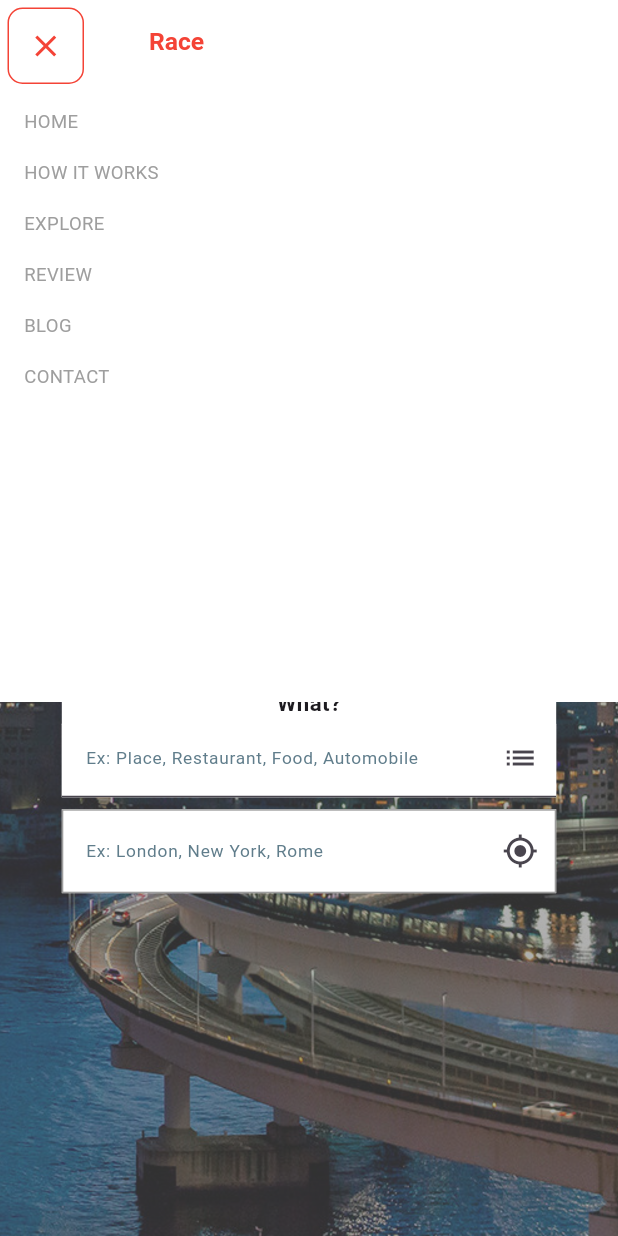
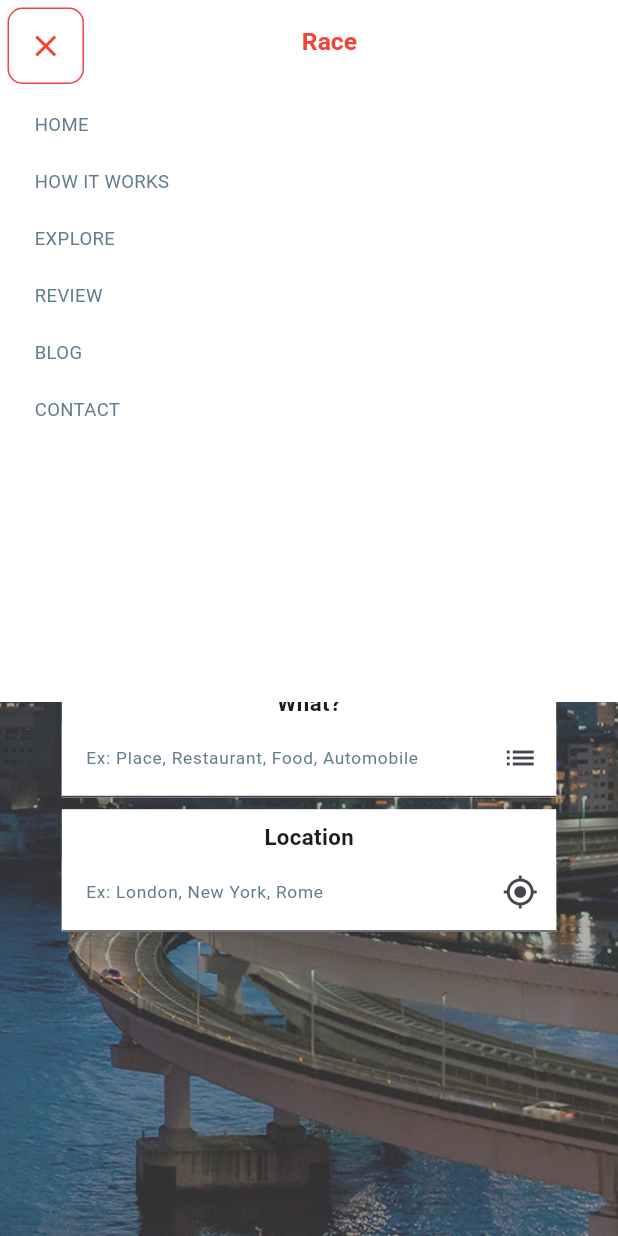
Before and after one commit to shajeehsanal/responsive_ui, a Flutter app: the screen it shows after launch, after a tap on the "menu" icon, on a phone screen of 412 x 824 dp. Run offline on Flutter 3.47's test engine with Material 3 defaults, Android fonts, the phone set to English and light mode, and no system bars.

Commit message:
search fields designing completed

```diff
--- a/lib/common/text_hover_widget.dart
+++ b/lib/common/text_hover_widget.dart
@@ -19,8 +19,10 @@ class _TextHoverWidgetState extends State<TextHoverWidget> {
     double fontSize = width >= height ? width * 0.015 : height * 0.015;
 
     return Padding(
-      padding: const EdgeInsets.all(8.0),
+      padding: const EdgeInsets.symmetric(horizontal: 15, vertical: 10),
       child: MouseRegion(
+        cursor: MaterialStateMouseCursor.clickable,
+        opaque: false,
         onEnter: (event) {
           setState(() {
             hover = true;
@@ -34,7 +36,7 @@ class _TextHoverWidgetState extends State<TextHoverWidget> {
         child: Text(
           widget.text,
           style: TextStyle(
-            color: hover ? Colors.red : Colors.grey,
+            color: hover ? Colors.red : Colors.blueGrey,
             fontSize: fontSize,
           ),
         ),
--- a/lib/screens/home_page.dart
+++ b/lib/screens/home_page.dart
@@ -31,6 +31,8 @@ class _HomePageState extends State<HomePage> {
 
     double fontSize = width >= height ? width * 0.02 : height * 0.02;
 
+    return LayoutBuilder(
+      builder: (context, constraints) {
         return Scaffold(
           backgroundColor: Colors.white,
           appBar: appBar(fontSize),
@@ -63,6 +65,7 @@ class _HomePageState extends State<HomePage> {
                               fontWeight: FontWeight.w900,
                               color: Colors.white,
                             ),
+                            textAlign: TextAlign.center,
                           ),
                           Text(
                             'THAT ALL YOU NEED',
@@ -71,6 +74,7 @@ class _HomePageState extends State<HomePage> {
                               fontWeight: FontWeight.w900,
                               color: Colors.white,
                             ),
+                            textAlign: TextAlign.center,
                           ),
                           const SizedBox(height: 20),
                           Text(
@@ -128,6 +132,8 @@ class _HomePageState extends State<HomePage> {
             ],
           ),
         );
+      },
+    );
   }
 
   List<Widget> searchFields(double fontSize) {
@@ -148,8 +154,23 @@ class _HomePageState extends State<HomePage> {
     ];
   }
 
-  TextField locationSearchField(double fontSize) {
-    return TextField(
+  Container locationSearchField(double fontSize) {
+    return Container(
+      color: width <= 800 ? Colors.white : null,
+      child: Column(
+        children: [
+          if (width <= 800)
+            Padding(
+              padding: const EdgeInsets.only(top: 8.0),
+              child: Text(
+                'Location',
+                style: TextStyle(
+                  fontWeight: FontWeight.w700,
+                  fontSize: fontSize * 0.9,
+                ),
+              ),
+            ),
+          TextField(
             decoration: InputDecoration(
               prefixIcon: width <= 800
                   ? null
@@ -173,62 +194,65 @@ class _HomePageState extends State<HomePage> {
               prefixIconConstraints: const BoxConstraints(
                 maxHeight: double.infinity,
               ),
-        border: OutlineInputBorder(
+              border: width <= 800
+                  ? null
+                  : OutlineInputBorder(
                       borderSide: const BorderSide(color: Colors.grey),
-          borderRadius: width <= 800
-              ? BorderRadius.zero
-              : BorderRadius.circular(10).copyWith(
-                  bottomLeft: Radius.zero,
-                  topLeft: Radius.zero,
+                      borderRadius: BorderRadius.circular(10).copyWith(
+                        topRight: Radius.zero,
+                        bottomRight: Radius.zero,
                       ),
                     ),
-        errorBorder: OutlineInputBorder(
+              errorBorder: width <= 800
+                  ? null
+                  : OutlineInputBorder(
                       borderSide: const BorderSide(color: Colors.grey),
-          borderRadius: width <= 800
-              ? BorderRadius.zero
-              : BorderRadius.circular(10).copyWith(
-                  bottomLeft: Radius.zero,
-                  topLeft: Radius.zero,
+                      borderRadius: BorderRadius.circular(10).copyWith(
+                        topRight: Radius.zero,
+                        bottomRight: Radius.zero,
                       ),
                     ),
-        enabledBorder: OutlineInputBorder(
+              enabledBorder: width <= 800
+                  ? null
+                  : OutlineInputBorder(
                       borderSide: const BorderSide(color: Colors.grey),
-          borderRadius: width <= 800
-              ? BorderRadius.zero
-              : BorderRadius.circular(10).copyWith(
-                  bottomLeft: Radius.zero,
-                  topLeft: Radius.zero,
+                      borderRadius: BorderRadius.circular(10).copyWith(
+                        topRight: Radius.zero,
+                        bottomRight: Radius.zero,
                       ),
                     ),
-        focusedBorder: OutlineInputBorder(
+              focusedBorder: width <= 800
+                  ? null
+                  : OutlineInputBorder(
                       borderSide: const BorderSide(color: Colors.grey),
-          borderRadius: width <= 800
-              ? BorderRadius.zero
-              : BorderRadius.circular(10).copyWith(
-                  bottomLeft: Radius.zero,
-                  topLeft: Radius.zero,
+                      borderRadius: BorderRadius.circular(10).copyWith(
+                        topRight: Radius.zero,
+                        bottomRight: Radius.zero,
                       ),
                     ),
-        disabledBorder: OutlineInputBorder(
+              disabledBorder: width <= 800
+                  ? null
+                  : OutlineInputBorder(
                       borderSide: const BorderSide(color: Colors.grey),
-          borderRadius: width <= 800
-              ? BorderRadius.zero
-              : BorderRadius.circular(10).copyWith(
-                  bottomLeft: Radius.zero,
-                  topLeft: Radius.zero,
+                      borderRadius: BorderRadius.circular(10).copyWith(
+                        topRight: Radius.zero,
+                        bottomRight: Radius.zero,
                       ),
                     ),
-        focusedErrorBorder: OutlineInputBorder(
+              focusedErrorBorder: width <= 800
+                  ? null
+                  : OutlineInputBorder(
                       borderSide: const BorderSide(color: Colors.grey),
-          borderRadius: width <= 800
-              ? BorderRadius.zero
-              : BorderRadius.circular(10).copyWith(
-                  bottomLeft: Radius.zero,
-                  topLeft: Radius.zero,
+                      borderRadius: BorderRadius.circular(10).copyWith(
+                        topRight: Radius.zero,
+                        bottomRight: Radius.zero,
                       ),
                     ),
               fillColor: Colors.white,
               filled: true,
+            ),
+          ),
+        ],
       ),
     );
   }
@@ -340,6 +364,7 @@ class _HomePageState extends State<HomePage> {
   AppBar appBar(double fontSize) {
     return AppBar(
       backgroundColor: Colors.white,
+      centerTitle: width < height,
       leading: width <= 800
           ? Padding(
               padding: const EdgeInsets.only(top: 5.0, left: 5.0),
```
Lines whose indentation alone changed are shown as unchanged.
